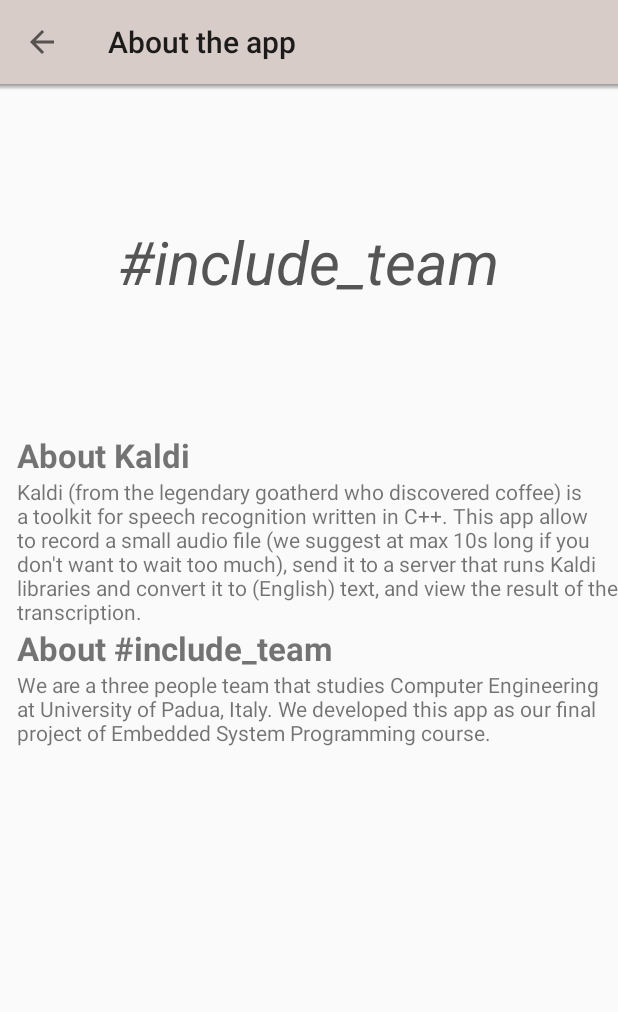
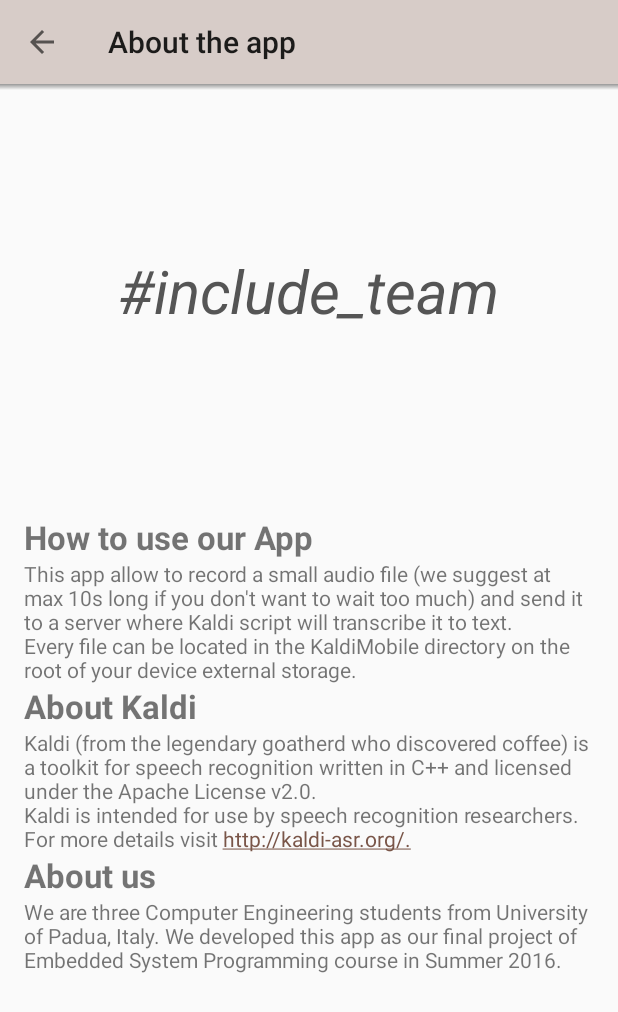
Before and after one commit to AndreaCarraro26/SpeechRecon1516, an Android app: the InfoActivity screen opened directly, with no data from a screen before it, on a phone screen of 412 x 824 dp. Shown: the top 1012 px of the screen. Run offline under Robolectric (Android 15) with nearby library versions, the phone set to English and light mode, and no system bars.

Commit message:
- Aggiunto 2/3 cose nel layout di Activity Info

```diff
--- a/app/src/main/res/layout/activity_info.xml
+++ b/app/src/main/res/layout/activity_info.xml
@@ -4,7 +4,7 @@
     android:layout_width="match_parent"
     android:layout_height="match_parent"
     android:orientation="vertical"
-    tools:context="include_team.speechrecon1516.infoActivity"
+    tools:context="include_team.speechrecon1516.InfoActivity"
     android:weightSum="100">
 
     <android.support.v7.widget.Toolbar
@@ -27,7 +27,7 @@
     <RelativeLayout
         android:layout_width="match_parent"
         android:layout_height="0dp"
-        android:layout_weight="30">
+        android:layout_weight="35">
 
         <TextView
             android:layout_width="wrap_content"
@@ -40,12 +40,28 @@
             />
     </RelativeLayout>
 
+
+
     <LinearLayout
-        android:layout_width="match_parent"
+        android:layout_width="wrap_content"
         android:layout_height="0dp"
-        android:layout_weight="70"
         android:orientation="vertical"
-        android:layout_marginStart="5pt" >
+        android:padding="16dp"
+        android:layout_weight="65"
+        >
+
+        <TextView
+            android:layout_width="match_parent"
+            android:layout_height="wrap_content"
+            android:text="@string/how_title"
+            android:textStyle="bold"
+            android:textSize="10pt"
+            />
+        <TextView
+            android:layout_width="match_parent"
+            android:layout_height="wrap_content"
+            android:text="@string/how_text"
+            />
 
         <TextView
             android:layout_width="match_parent"
@@ -58,7 +74,8 @@
             android:layout_width="match_parent"
             android:layout_height="wrap_content"
             android:text="@string/kaldi_text"
-
+            android:autoLink="web"
+            android:linksClickable="true"
             />
         <TextView
             android:layout_width="match_parent"
@@ -77,5 +94,4 @@
 
     </LinearLayout>
 
-
 </LinearLayout>
--- a/app/src/main/res/values/strings.xml
+++ b/app/src/main/res/values/strings.xml
@@ -41,13 +41,19 @@
 
     <!--> Info -->
     <string name="team">#include_team</string>
+    <string name="how_title">How to use our App</string>
+    <string name="how_text">This app allow to record a small audio file (we suggest at max 10s long
+        if you don\'t want to wait too much) and
+         send it to a server where Kaldi script will transcribe it to text.\nEvery file can be
+        located in the KaldiMobile directory on the root of your device external storage. </string>
     <string name="kaldi_title">About Kaldi</string>
-    <string name="kaldi_text">Kaldi (from the legendary goatherd who discovered coffee) is a toolkit for speech recognition
-        written in C++. This app allow to record a small audio file (we suggest at max 10s long if you don\'t want to wait too much),
-         send it to a server that runs Kaldi libraries and convert it to (English) text, and view the result of the transcription.</string>
-    <string name="esp_title">About #include_team</string>
-    <string name="esp_text">We are a three people team that studies Computer Engineering at University of Padua, Italy.
-        We developed this app as our final project of Embedded System Programming course. </string>
+    <string name="kaldi_text">Kaldi (from the legendary goatherd who discovered coffee) is a toolkit
+        for speech recognition written in C++ and licensed under the Apache License v2.0.\nKaldi is
+        intended for use by speech recognition researchers. For more details visit http://kaldi-asr.org/.
+    </string>
+    <string name="esp_title">About us</string>
+    <string name="esp_text">We are three Computer Engineering students from University of Padua, Italy.
+        We developed this app as our final project of Embedded System Programming course in Summer 2016. </string>
 
 
 
```
